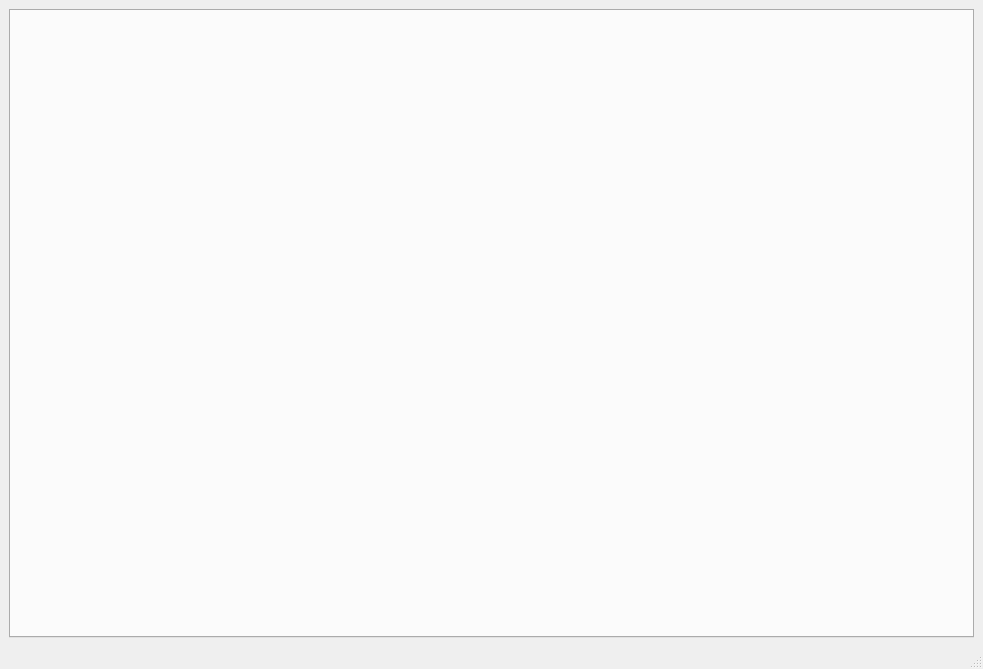
Whiteha/umdh-gui, file umdh-gui/ui/mainwindow.ui: the form before one commit.
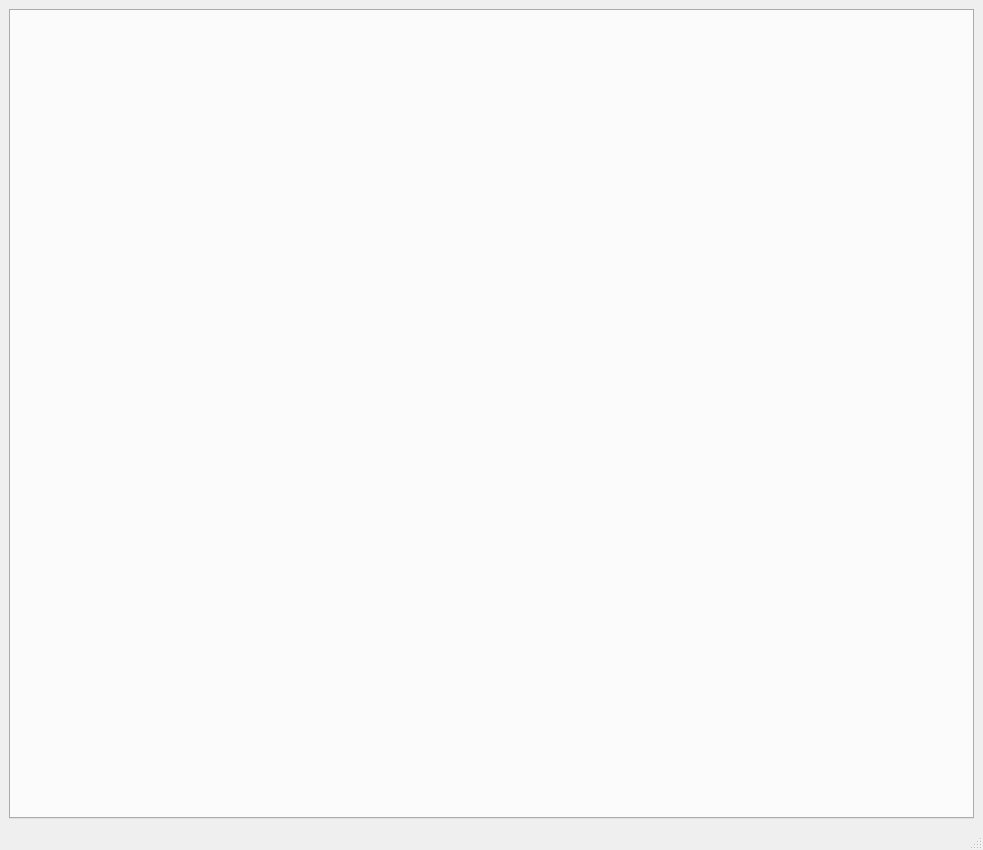
The form after the commit.

```diff
--- a/umdh-gui/ui/mainwindow.ui
+++ b/umdh-gui/ui/mainwindow.ui
@@ -7,9 +7,15 @@
     <x>0</x>
     <y>0</y>
     <width>983</width>
-    <height>669</height>
+    <height>850</height>
    </rect>
   </property>
+  <property name="minimumSize">
+   <size>
+    <width>0</width>
+    <height>850</height>
+   </size>
+  </property>
   <property name="windowTitle">
    <string>UMDH-GUI</string>
   </property>
```
